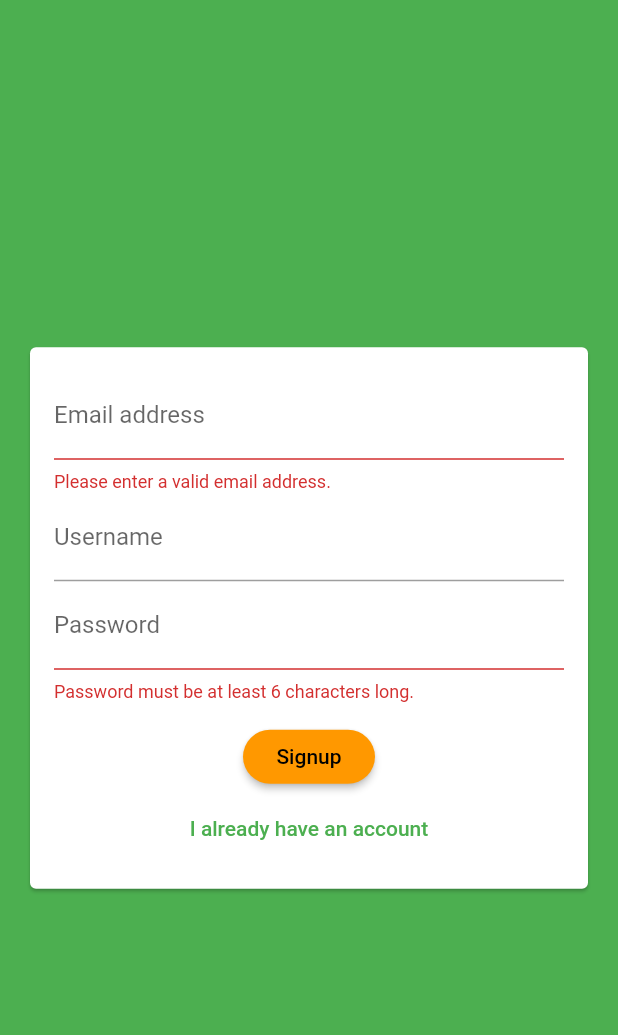
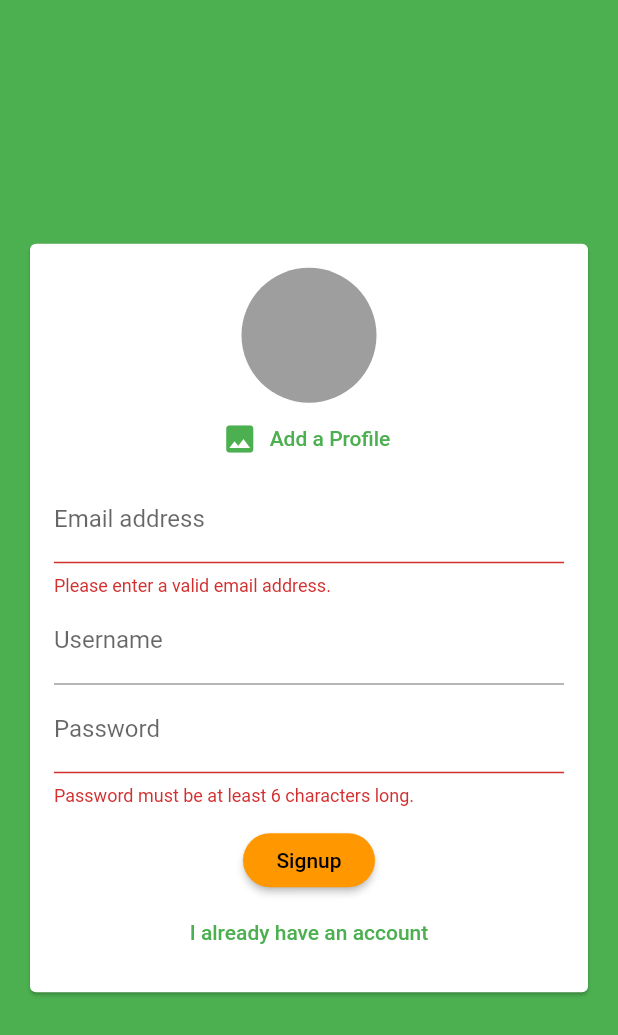
Before and after one commit to saurabhgrewal718/flutter-chat-app, a Flutter app: the screen it shows after launch, after a tap on "Login", after a tap on "Create new account", on a phone screen of 412 x 824 dp. Shown: the top 1035 px of the screen. Run offline on Flutter 3.47's test engine with Material 2 defaults, Android fonts, the phone set to English and light mode, and no system bars; our stand-ins replace cloud_firestore, firebase_auth, image_picker; accounts and stored records are empty.

Commit message:
image picker added and images picked up

```diff
--- a/lib/widget/auth/auth_form.dart
+++ b/lib/widget/auth/auth_form.dart
@@ -1,4 +1,5 @@
 import 'package:flutter/material.dart';
+import '../pickers/user_image_picker.dart';
 
 class AuthForm extends StatefulWidget {
   AuthForm(
@@ -50,6 +51,8 @@ class _AuthFormState extends State<AuthForm> {
               child: Column(
                 mainAxisSize: MainAxisSize.min,
                 children: <Widget>[
+                  if(!_isLogin)
+                    UserImagePicker(),
                   TextFormField(
                     key: ValueKey('email'),
                     validator: (value) {
--- /dev/null
+++ b/lib/widget/pickers/user_image_picker.dart
@@ -0,0 +1,34 @@
+import 'package:flutter/material.dart';
+import 'package:image_picker/image_picker.dart';
+import 'dart:io';
+
+class UserImagePicker extends StatefulWidget {
+  @override
+  _UserImagePickerState createState() => _UserImagePickerState();
+}
+
+class _UserImagePickerState extends State<UserImagePicker> {
+  File _pickedImage;
+
+  void _pickImage() async {
+    final pickedImageFile = await ImagePicker.pickImage(source: ImageSource.camera);
+    setState(() {
+      _pickedImage = pickedImageFile;
+    });
+  }
+
+  @override
+  Widget build(BuildContext context) {
+    return Column(
+      children: <Widget>[
+        CircleAvatar(radius:45,backgroundColor: Colors.grey,backgroundImage: _pickedImage != null ? FileImage(_pickedImage) : null,),
+        FlatButton.icon(
+          onPressed: _pickImage,
+          textColor: Theme.of(context).primaryColor ,
+          icon: Icon(Icons.image),
+          label: Text('Add a Profile')),
+      ]
+
+    );
+  }
+}
--- a/pubspec.yaml
+++ b/pubspec.yaml
@@ -25,6 +25,7 @@ dependencies:
     sdk: flutter
   cloud_firestore: ^0.13.7
   firebase_auth: ^0.16.1
+  image_picker: ^0.6.7+4
 
 
   # The following adds the Cupertino Icons font to your application.
```
Also changed, not shown: pubspec.lock.
